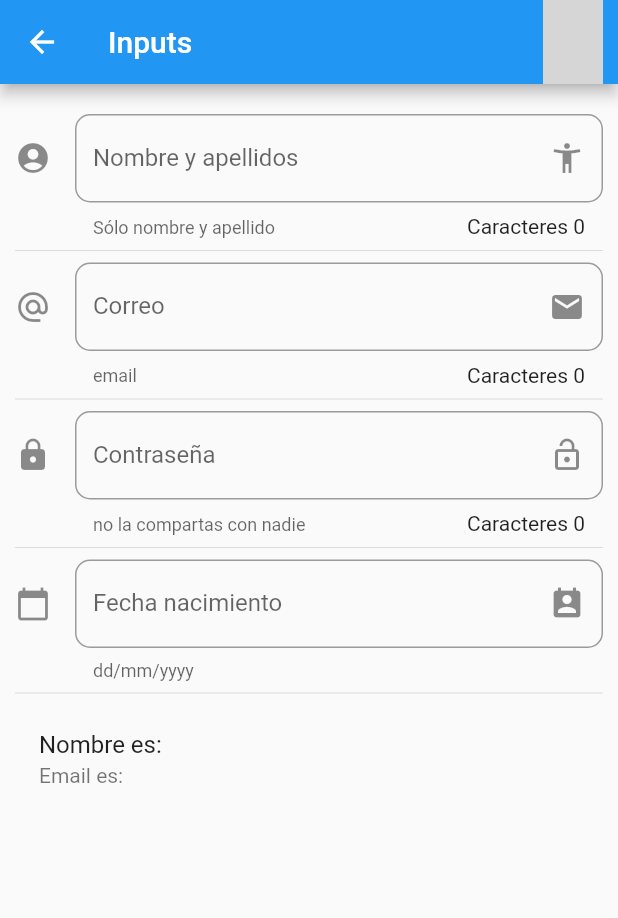
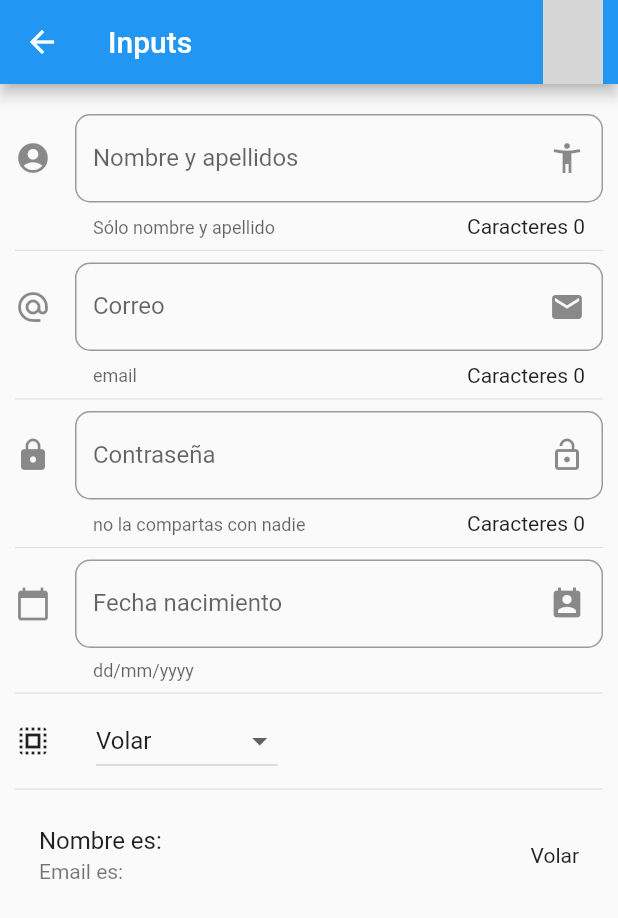
Before and after one commit to DavidMartinPerez/try-flutter, a Flutter app: the InputPage screen opened by its route, on a phone screen of 412 x 824 dp. Shown: the top 918 px of the screen. Run offline on Flutter 3.47's test engine with Material 2 defaults, Android fonts, the phone set to English and light mode, and no system bars; network calls fail; grey boxes are pictures that could not be loaded.

Commit message:
dropdown, dropdownmenuitem

```diff
--- a/02-componentes_app_demo/lib/src/pages/input.dart
+++ b/02-componentes_app_demo/lib/src/pages/input.dart
@@ -14,6 +14,9 @@ class _InputPageState extends State<InputPage> {
   String _email = '';
   String _contrasena = '';
   String _fecha = '';
+  String _opcionSeleccionada = 'Volar';
+
+  List _poderes = ['Volar', 'Super Fuerza', 'Trepar', 'Regeneracion'];
 
   TextEditingController _inputFieldDateController = new TextEditingController();
 
@@ -34,6 +37,8 @@ class _InputPageState extends State<InputPage> {
           _crearPassword(),
           Divider(),
           _crearDatepicker(context),
+          Divider(),
+          _crearDropdown(),
           Divider(),
           _crearPersona(),
         ],
@@ -80,6 +85,7 @@ class _InputPageState extends State<InputPage> {
       },
     );
   }
+
   _crearPassword() {
     return TextField(
       obscureText: true,
@@ -99,7 +105,7 @@ class _InputPageState extends State<InputPage> {
     );
   }
 
-  _crearDatepicker( BuildContext context) {
+  _crearDatepicker(BuildContext context) {
     return TextField(
         controller: _inputFieldDateController,
         enableInteractiveSelection: false,
@@ -113,28 +119,58 @@ class _InputPageState extends State<InputPage> {
         onTap: () {
           FocusScope.of(context).requestFocus(new FocusNode());
 
-        _selectDate( context );
-      }
-    );
+          _selectDate(context);
+        });
   }
 
   _crearPersona() {
     return ListTile(
       title: Text('Nombre es: $_nombre'),
       subtitle: Text('Email es: $_email'),
+      trailing: Text(_opcionSeleccionada),
     );
   }
 
-  _selectDate( BuildContext context) async {
+  List<DropdownMenuItem<String>> _getOpcionesDropdown() {
+    List<DropdownMenuItem<String>> list = new List();
+
+    _poderes.forEach((poder) {
+      list.add(DropdownMenuItem(
+        value: poder,
+        child: Text(poder),
+      ));
+    });
+
+    return list;
+  }
+
+  Widget _crearDropdown() {
+    return Row(children: <Widget>[
+      Icon(Icons.select_all),
+      SizedBox(
+        width: 30,
+      ),
+      DropdownButton(
+        value: _opcionSeleccionada,
+        items: _getOpcionesDropdown(),
+        onChanged: (opt) {
+          setState(() {
+            _opcionSeleccionada = opt;
+          });
+        },
+      ),
+    ]);
+  }
+
+  _selectDate(BuildContext context) async {
     DateTime picked = await showDatePicker(
         context: context,
         initialDate: new DateTime.now(),
         firstDate: new DateTime(2018),
         lastDate: new DateTime(2025),
-      locale: Locale('es', 'ES')
-    );
+        locale: Locale('es', 'ES'));
 
-    if( picked != null ) {
+    if (picked != null) {
       setState(() {
         _fecha = picked.toString();
         _inputFieldDateController.text = _fecha;
```
Also changed, not shown: 1 other file. Lines whose indentation alone changed are shown as unchanged.
